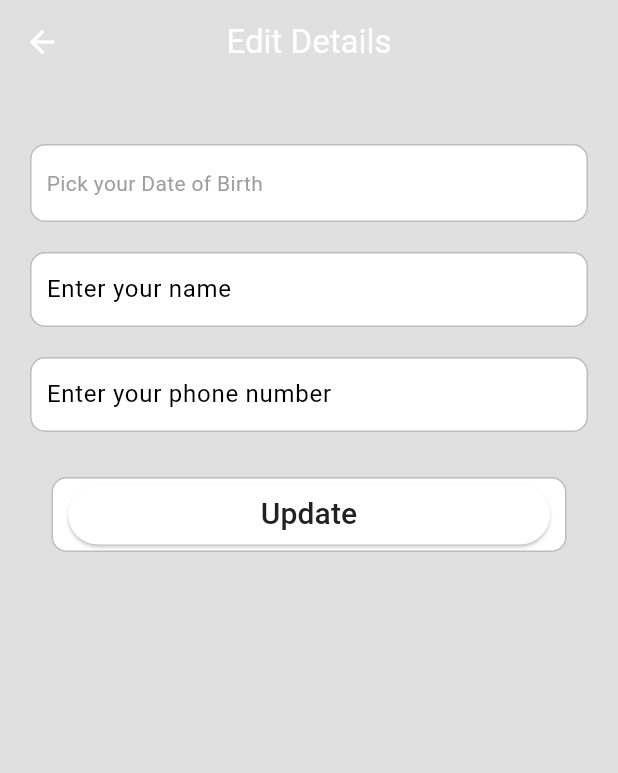
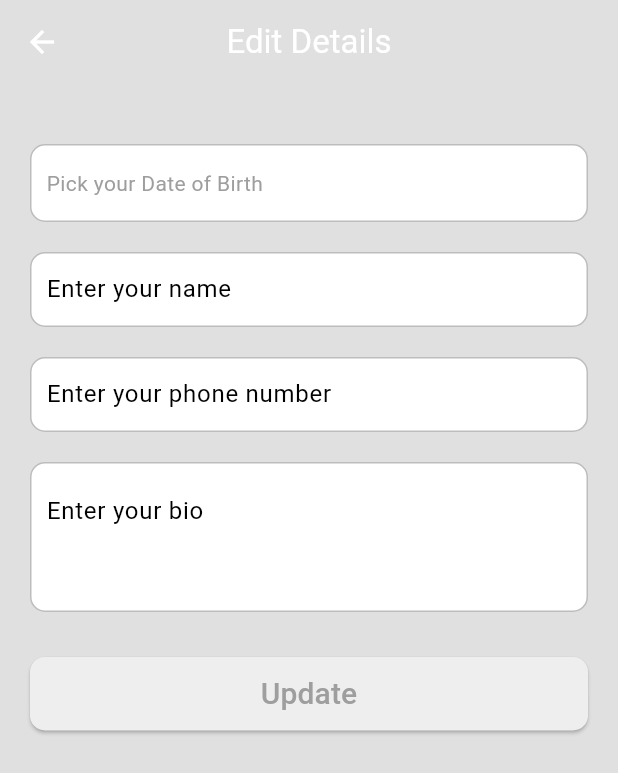
Before and after one commit to Safvanvp/CharUp, a Flutter app: the EditDetailsPage screen opened directly, on a phone screen of 412 x 824 dp. Shown: the top 773 px of the screen. Run offline on Flutter 3.47's test engine with Material 3 defaults, Android fonts, the phone set to English and light mode, and no system bars; our stand-ins replace cloud_firestore, firebase_auth, firebase_core, image_picker, liquid_pull_to_refresh; accounts and stored records are empty.

```diff
--- a/lib/pages/edit_details_page.dart
+++ b/lib/pages/edit_details_page.dart
@@ -1,4 +1,3 @@
-
 import 'package:cloud_firestore/cloud_firestore.dart';
 import 'package:firebase_auth/firebase_auth.dart';
 import 'package:flutter/material.dart';
@@ -14,6 +13,7 @@ class EditDetailsPage extends StatefulWidget {
 class _EditDetailsPageState extends State<EditDetailsPage> {
   final TextEditingController _phoneController = TextEditingController();
   final TextEditingController _nameController = TextEditingController();
+  final TextEditingController _bioController = TextEditingController();
   DateTime? _selectedDOB;
 
   // Calculate age from DOB
@@ -60,11 +60,14 @@ class _EditDetailsPageState extends State<EditDetailsPage> {
       age = calculateAge(_selectedDOB!);
     }
 
+    String bio = _bioController.text.trim();
+
     Map<String, dynamic> updateData = {};
 
     if (phone.isNotEmpty) updateData['phoneNumber'] = phone;
     if (name.isNotEmpty) updateData['name'] = name;
     if (age != null) updateData['age'] = age;
+    if (bio.isNotEmpty) updateData['bio'] = bio;
 
     try {
       await FirebaseFirestore.instance
@@ -100,15 +103,13 @@ class _EditDetailsPageState extends State<EditDetailsPage> {
         padding: const EdgeInsets.all(20),
         child: Column(
           children: [
-            // Name Field
-
             const SizedBox(height: 20),
 
             // DOB Picker
             GestureDetector(
               onTap: _pickDate,
               child: Container(
-                width: double.infinity,
+                width: MediaQuery.of(context).size.width,
                 padding:
                     const EdgeInsets.symmetric(vertical: 15, horizontal: 10),
                 decoration: BoxDecoration(
@@ -126,7 +127,7 @@ class _EditDetailsPageState extends State<EditDetailsPage> {
             ),
             const SizedBox(height: 20),
             Container(
-              width: double.infinity,
+              width: MediaQuery.of(context).size.width,
               padding: const EdgeInsets.symmetric(horizontal: 10),
               decoration: BoxDecoration(
                 color: Theme.of(context).cardColor,
@@ -145,7 +146,7 @@ class _EditDetailsPageState extends State<EditDetailsPage> {
 
             // Phone Input
             Container(
-              width: double.infinity,
+              width: MediaQuery.of(context).size.width,
               padding: const EdgeInsets.symmetric(horizontal: 10),
               decoration: BoxDecoration(
                 color: Theme.of(context).cardColor,
@@ -161,27 +162,50 @@ class _EditDetailsPageState extends State<EditDetailsPage> {
                 ),
               ),
             ),
-            const SizedBox(height: 30),
+            const SizedBox(height: 20),
 
-            // Update Button
+            //bio
             Container(
-                width: MediaQuery.of(context).size.width / 1.2,
-                padding: const EdgeInsets.symmetric(horizontal: 10),
+              width: MediaQuery.of(context).size.width,
+              height: 100,
+              padding: const EdgeInsets.symmetric(horizontal: 10, vertical: 8),
               decoration: BoxDecoration(
                 color: Theme.of(context).cardColor,
                 borderRadius: BorderRadius.circular(10),
                 border: Border.all(color: Colors.grey.shade400),
               ),
-                child: ElevatedButton(
+              child: TextField(
+                controller: _bioController,
+                minLines: 1,
+                maxLines: null, // allows it to grow as needed
+                keyboardType: TextInputType.multiline,
+                decoration: const InputDecoration(
+                  border: InputBorder.none,
+                  hintText: 'Enter your bio',
+                ),
+              ),
+            ),
+            const SizedBox(height: 30),
+
+            // Update Button
+            ElevatedButton(
+                style: ElevatedButton.styleFrom(
+                  backgroundColor: Theme.of(context).colorScheme.secondary,
+                  shape: RoundedRectangleBorder(
+                    borderRadius: BorderRadius.circular(10),
+                  ),
+                  fixedSize: Size.fromWidth(MediaQuery.of(context).size.width),
+                  padding: const EdgeInsets.symmetric(vertical: 10),
+                ),
                 onPressed: _updateDetails,
                 child: Text(
                   'Update',
                   style: TextStyle(
-                        color: Theme.of(context).colorScheme.inversePrimary,
+                    color: Theme.of(context).colorScheme.primary,
                     fontSize: 20,
                     fontWeight: FontWeight.w500,
                   ),
-                    ))),
+                )),
             //
           ],
         ),
--- a/pubspec.yaml
+++ b/pubspec.yaml
@@ -25,6 +25,7 @@ dependencies:
   http:
   google_generative_ai:
   flutter_launcher_icons:
+  liquid_pull_to_refresh:
 
 
 flutter_launcher_icons:
```
Also changed, not shown: lib/components/chat_bubble.dart (+49 -0 lines), lib/components/user_tile.dart (+27 -8 lines), lib/pages/chat_page.dart (+26 -6 lines), lib/pages/home_page.dart (+20 -6 lines), lib/services/auth/auth_service.dart (+8 -8 lines), lib/services/chat/chat_service.dart (+83 -29 lines), lib/models/utility.dart (added), pubspec.lock. Lines whose indentation alone changed are shown as unchanged.
